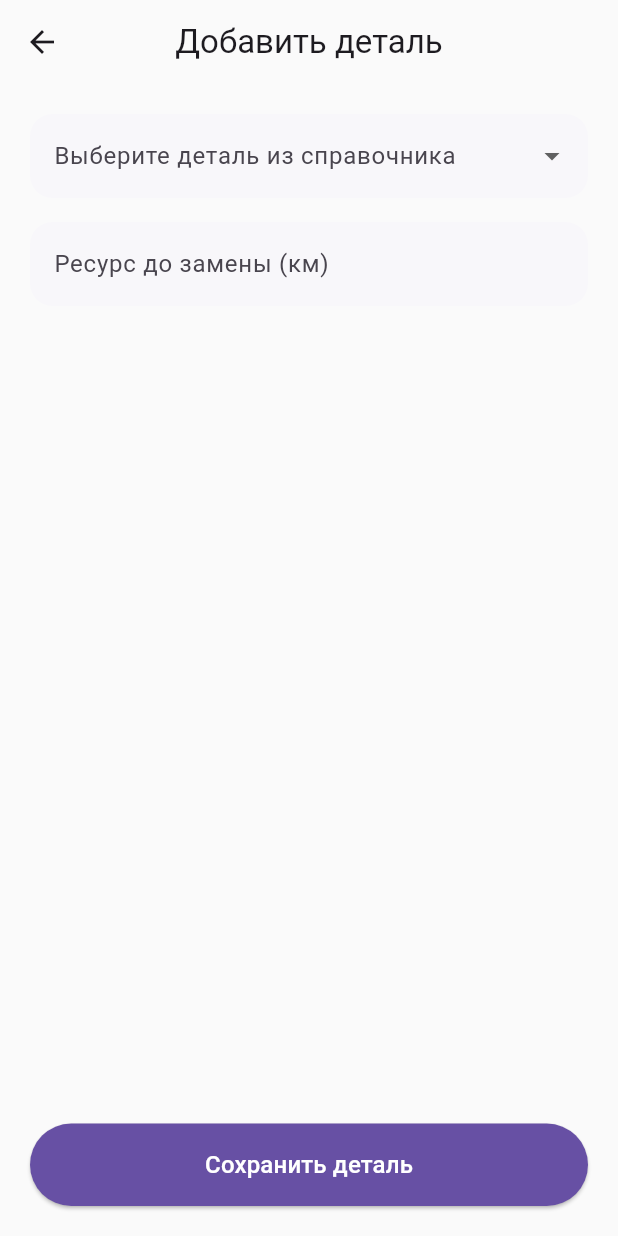
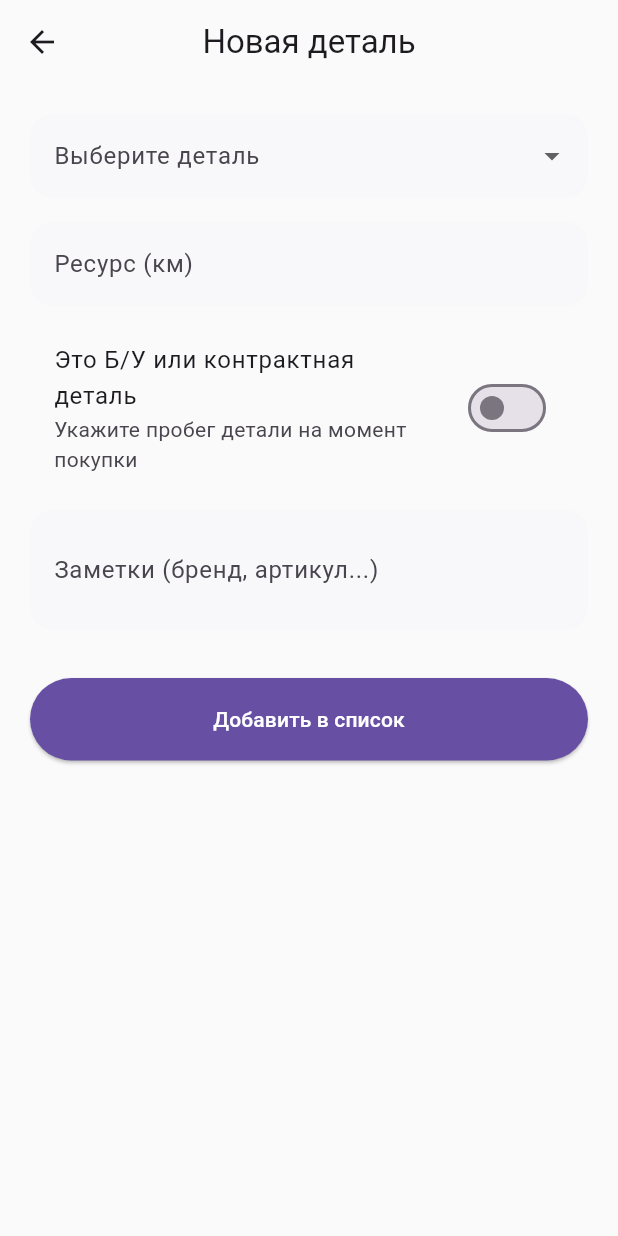
Before and after one commit to SFIRegret19/MotorLog, a Flutter app: the AddConsumableScreen screen opened directly with empty values, on a phone screen of 412 x 824 dp. Run offline on Flutter 3.47's test engine with Material 3 defaults, Android fonts, the light colour scheme and no system bars; our stand-ins replace connectivity_plus, dio, flutter_dotenv, geolocator, sqflite; accounts and stored records are empty.

Commit message:
Расширение функционала обслуживания: добавлена поддержка заметок для расходников и логика установки Б/У запчастей с автоматическим расчетом начального износа. Интегрирован учет стоимости замены деталей в общую статистику расходов. Обновлен UI экрана мониторинга состояния запчастей.

```diff
--- a/motor_log/lib/data/datasources/db_helper.dart
+++ b/motor_log/lib/data/datasources/db_helper.dart
@@ -46,6 +46,8 @@ class DbHelper {
         name TEXT,
         resourceLimit INTEGER,
         currentWear REAL,
+        notes TEXT,
+        initialMileage INTEGER,
         FOREIGN KEY (vehicleId) REFERENCES vehicles (id) ON DELETE CASCADE
       )
     ''');
--- a/motor_log/lib/domain/entities/consumable.dart
+++ b/motor_log/lib/domain/entities/consumable.dart
@@ -3,7 +3,9 @@ class Consumable {
   final String vehicleId;
   final String name;
   final int resourceLimit;
-  double currentWear; // В процентах от 0.0 до 1.0
+  double currentWear;
+  final String notes;
+  final int initialMileage; // пробег детали при покупке
 
   Consumable({
     required this.id,
@@ -11,6 +13,8 @@ class Consumable {
     required this.name,
     required this.resourceLimit,
     required this.currentWear,
+    this.notes = '',
+    this.initialMileage = 0,
   });
 
   Map<String, dynamic> toMap() {
@@ -20,6 +24,8 @@ class Consumable {
       'name': name,
       'resourceLimit': resourceLimit,
       'currentWear': currentWear,
+      'notes': notes,
+      'initialMileage': initialMileage,
     };
   }
 
@@ -30,6 +36,8 @@ class Consumable {
       name: map['name'],
       resourceLimit: map['resourceLimit'],
       currentWear: map['currentWear'],
+      notes: map['notes'] ?? '',
+      initialMileage: map['initialMileage'] ?? 0,
     );
   }
 }
--- a/motor_log/lib/presentation/screens/add_consumable_screen.dart
+++ b/motor_log/lib/presentation/screens/add_consumable_screen.dart
@@ -13,7 +13,6 @@ class AddConsumableScreen extends StatefulWidget {
 }
 
 class _AddConsumableScreenState extends State<AddConsumableScreen> {
-  // Наш "Справочник" деталей и их стандартный ресурс (в км)
   final Map<String, String> _partsCatalog = {
     'Свечи зажигания': '60000',
     'Ремень ГРМ': '90000',
@@ -26,93 +25,99 @@ class _AddConsumableScreenState extends State<AddConsumableScreen> {
   };
 
   String? _selectedPart;
+  bool _isUsed = false; // Состояние Б/У
   final _customNameController = TextEditingController();
   final _limitController = TextEditingController();
+  final _notesController = TextEditingController();
+  final _partMileageController = TextEditingController(text: '0');
 
   void _saveConsumable() async {
-    // Определяем финальное название детали
-    final partName = _selectedPart == 'Свой вариант...'
-        ? _customNameController.text
-        : _selectedPart;
+    final partName = _selectedPart == 'Свой вариант...' ? _customNameController.text : _selectedPart;
 
-    if (partName == null || partName.isEmpty || _limitController.text.isEmpty) {
+    // ЗАЩИТА ОТ "БУЛКИ ХЛЕБА": Название должно быть длиннее 3 символов
+    if (partName == null || partName.trim().length < 3) {
       ScaffoldMessenger.of(context).showSnackBar(
-        const SnackBar(content: Text('Пожалуйста, заполните все поля')),
+        const SnackBar(content: Text('Введите корректное название детали (минимум 3 символа)')),
       );
       return;
     }
 
+    if (_limitController.text.isEmpty) return;
+
     final int limit = int.parse(_limitController.text);
+    final int partMileage = int.tryParse(_partMileageController.text) ?? 0;
+
+    // РАСЧЕТ НАЧАЛЬНОГО ИЗНОСА ДЛЯ Б/У:
+    double startWear = (partMileage / limit).clamp(0.0, 1.0);
 
     final newItem = Consumable(
       id: const Uuid().v4(),
       vehicleId: widget.vehicleId,
       name: partName,
       resourceLimit: limit,
-      currentWear: 0.0, // Новая деталь - износ 0%
+      currentWear: startWear,
+      notes: _notesController.text,
+      initialMileage: partMileage,
     );
 
     await DbHelper.instance.insertConsumable(newItem);
-
     if (!mounted) return;
-    ScaffoldMessenger.of(context).showSnackBar(
-      SnackBar(content: Text('$partName добавлено в список ТО!'), backgroundColor: AppTheme.accentPurple),
-    );
     Navigator.pop(context, true);
   }
 
   @override
   Widget build(BuildContext context) {
     return Scaffold(
-      appBar: AppBar(title: const Text('Добавить деталь')),
-      body: Padding(
+      appBar: AppBar(title: const Text('Новая деталь')),
+      body: SingleChildScrollView(
         padding: const EdgeInsets.all(20.0),
         child: Column(
           crossAxisAlignment: CrossAxisAlignment.stretch,
-          children:[
+          children: [
             DropdownButtonFormField<String>(
-              decoration: _inputDecoration('Выберите деталь из справочника'),
+              decoration: _inputDecoration('Выберите деталь'),
               value: _selectedPart,
-              items: _partsCatalog.keys.map((String part) {
-                return DropdownMenuItem<String>(value: part, child: Text(part));
-              }).toList(),
-              onChanged: (newValue) {
-                setState(() {
-                  _selectedPart = newValue;
-                  // Если выбрали не "свой вариант", подставляем ресурс автоматически
-                  if (newValue != null && newValue != 'Свой вариант...') {
-                    _limitController.text = _partsCatalog[newValue]!;
-                  } else {
-                    _limitController.clear();
-                  }
-                });
-              },
+              items: _partsCatalog.keys.map((p) => DropdownMenuItem(value: p, child: Text(p))).toList(),
+              onChanged: (v) => setState(() {
+                _selectedPart = v;
+                if (v != 'Свой вариант...') _limitController.text = _partsCatalog[v]!;
+              }),
             ),
+            if (_selectedPart == 'Свой вариант...') ...[
+              const SizedBox(height: 16),
+              TextField(controller: _customNameController, decoration: _inputDecoration('Название детали')),
+            ],
+            const SizedBox(height: 16),
+            TextField(controller: _limitController, keyboardType: TextInputType.number, decoration: _inputDecoration('Ресурс (км)')),
             const SizedBox(height: 16),
 
-            // Показываем поле ввода названия только если выбрали "Свой вариант..."
-            if (_selectedPart == 'Свой вариант...') ...[
+            // БЛОК Б/У ЗАПЧАСТИ
+            SwitchListTile(
+              title: const Text('Это Б/У или контрактная деталь'),
+              subtitle: const Text('Укажите пробег детали на момент покупки'),
+              value: _isUsed,
+              activeColor: AppTheme.accentPurple,
+              onChanged: (v) => setState(() => _isUsed = v),
+            ),
+            if (_isUsed)
               TextField(
-                controller: _customNameController,
-                decoration: _inputDecoration('Название вашей детали'),
+                controller: _partMileageController,
+                keyboardType: TextInputType.number,
+                decoration: _inputDecoration('Текущий пробег запчасти (км)'),
               ),
-              const SizedBox(height: 16),
-            ],
 
+            const SizedBox(height: 16),
             TextField(
-              controller: _limitController,
-              keyboardType: TextInputType.number,
-              decoration: _inputDecoration('Ресурс до замены (км)'),
+              controller: _notesController,
+              maxLines: 2,
+              decoration: _inputDecoration('Заметки (бренд, артикул...)'),
             ),
 
-            const Spacer(),
+            const SizedBox(height: 32),
             ElevatedButton(
-              style: ElevatedButton.styleFrom(
-                backgroundColor: AppTheme.accentPurple,
-                minimumSize: const Size(double.infinity, 55),
-              ),
+              style: ElevatedButton.styleFrom(backgroundColor: AppTheme.accentPurple, minimumSize: const Size(double.infinity, 55)),
               onPressed: _saveConsumable,
-              child: const Text('Сохранить деталь', style: TextStyle(color: Colors.white, fontSize: 16)),
+              child: const Text('Добавить в список', style: TextStyle(color: Colors.white)),
             ),
           ],
         ),
```
Also changed, not shown: motor_log/lib/presentation/screens/consumables_screen.dart (+62 -32 lines).
